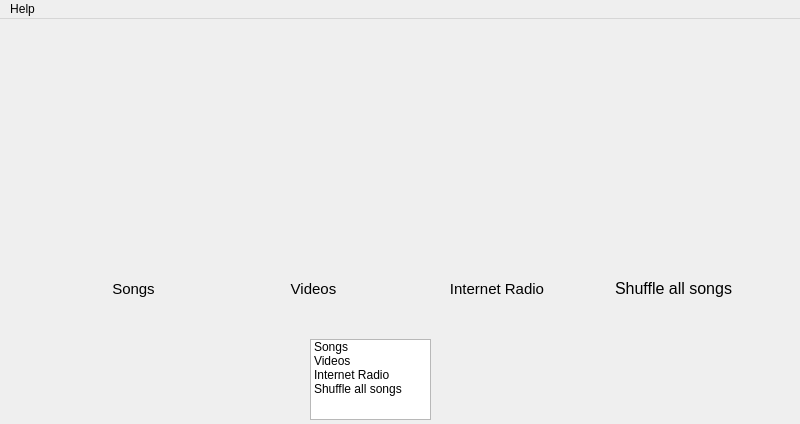
Before: the Qt Designer form mainwindow.ui in gidzzz/openmediaplayer, drawn with Qt 5.
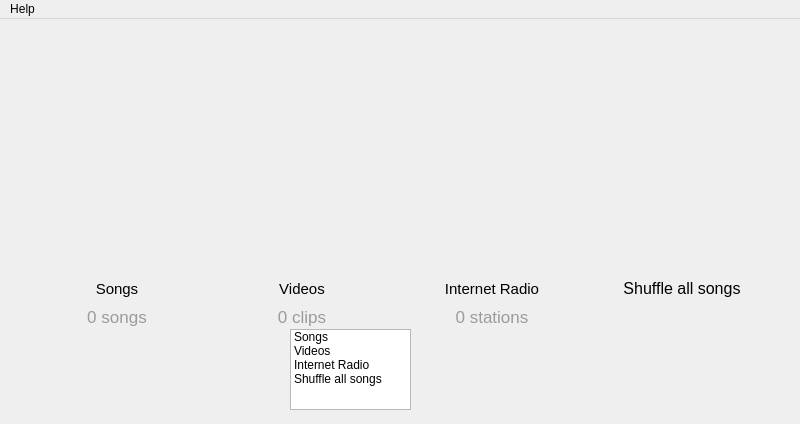
After: the same form once the commit is applied. Icons and pictures are not drawn.

Commit message: Added labels to show number of items to MainWindow, changed button pressed image.

What changed in the file:
```diff
--- a/mainwindow.ui
+++ b/mainwindow.ui
@@ -170,9 +170,9 @@
    <widget class="QLabel" name="songsButtonLabel">
     <property name="geometry">
      <rect>
-      <x>100</x>
+      <x>35</x>
       <y>260</y>
-      <width>67</width>
+      <width>164</width>
       <height>20</height>
      </rect>
     </property>
@@ -181,6 +181,9 @@
       <pointsize>13</pointsize>
      </font>
     </property>
+    <property name="styleSheet">
+     <string notr="true"/>
+    </property>
     <property name="text">
      <string>&lt;!DOCTYPE HTML PUBLIC &quot;-//W3C//DTD HTML 4.0//EN&quot; &quot;http://www.w3.org/TR/REC-html40/strict.dtd&quot;&gt;
 &lt;html&gt;&lt;head&gt;&lt;meta name=&quot;qrichtext&quot; content=&quot;1&quot; /&gt;&lt;style type=&quot;text/css&quot;&gt;
@@ -188,13 +191,16 @@
 &lt;/style&gt;&lt;/head&gt;&lt;body style=&quot; font-family:'Ubuntu'; font-size:11pt; font-weight:400; font-style:normal;&quot;&gt;
 &lt;p align=&quot;center&quot; style=&quot; margin-top:0px; margin-bottom:0px; margin-left:0px; margin-right:0px; -qt-block-indent:0; text-indent:0px;&quot;&gt;Songs&lt;/p&gt;&lt;/body&gt;&lt;/html&gt;</string>
     </property>
+    <property name="alignment">
+     <set>Qt::AlignCenter</set>
+    </property>
    </widget>
    <widget class="QLabel" name="videosButtonLabel">
     <property name="geometry">
      <rect>
-      <x>280</x>
+      <x>220</x>
       <y>260</y>
-      <width>67</width>
+      <width>164</width>
       <height>20</height>
      </rect>
     </property>
@@ -210,13 +216,16 @@
 &lt;/style&gt;&lt;/head&gt;&lt;body style=&quot; font-family:'Ubuntu'; font-size:11pt; font-weight:400; font-style:normal;&quot;&gt;
 &lt;p align=&quot;center&quot; style=&quot; margin-top:0px; margin-bottom:0px; margin-left:0px; margin-right:0px; -qt-block-indent:0; text-indent:0px;&quot;&gt;Videos&lt;/p&gt;&lt;/body&gt;&lt;/html&gt;</string>
     </property>
+    <property name="alignment">
+     <set>Qt::AlignCenter</set>
+    </property>
    </widget>
    <widget class="QLabel" name="radioButtonLabel">
     <property name="geometry">
      <rect>
-      <x>442</x>
+      <x>410</x>
       <y>260</y>
-      <width>110</width>
+      <width>164</width>
       <height>20</height>
      </rect>
     </property>
@@ -232,13 +241,16 @@
 &lt;/style&gt;&lt;/head&gt;&lt;body style=&quot; font-family:'Ubuntu'; font-size:11pt; font-weight:400; font-style:normal;&quot;&gt;
 &lt;p align=&quot;center&quot; style=&quot; margin-top:0px; margin-bottom:0px; margin-left:0px; margin-right:0px; -qt-block-indent:0; text-indent:0px;&quot;&gt;Internet Radio&lt;/p&gt;&lt;/body&gt;&lt;/html&gt;</string>
     </property>
+    <property name="alignment">
+     <set>Qt::AlignCenter</set>
+    </property>
    </widget>
    <widget class="QLabel" name="shuffleLabel">
     <property name="geometry">
      <rect>
-      <x>615</x>
+      <x>600</x>
       <y>260</y>
-      <width>120</width>
+      <width>164</width>
       <height>20</height>
      </rect>
     </property>
@@ -254,12 +266,15 @@
 &lt;/style&gt;&lt;/head&gt;&lt;body style=&quot; font-family:'Ubuntu'; font-size:13pt; font-weight:400; font-style:normal;&quot;&gt;
 &lt;p style=&quot; margin-top:0px; margin-bottom:0px; margin-left:0px; margin-right:0px; -qt-block-indent:0; text-indent:0px;&quot;&gt;&lt;span style=&quot; font-size:12pt;&quot;&gt;Shuffle all songs&lt;/span&gt;&lt;/p&gt;&lt;/body&gt;&lt;/html&gt;</string>
     </property>
+    <property name="alignment">
+     <set>Qt::AlignCenter</set>
+    </property>
    </widget>
    <widget class="QListWidget" name="listWidget">
     <property name="geometry">
      <rect>
-      <x>310</x>
-      <y>320</y>
+      <x>290</x>
+      <y>310</y>
       <width>121</width>
       <height>81</height>
      </rect>
@@ -328,6 +343,87 @@
      </property>
     </item>
    </widget>
+   <widget class="QLabel" name="songCountL">
+    <property name="geometry">
+     <rect>
+      <x>35</x>
+      <y>287</y>
+      <width>164</width>
+      <height>21</height>
+     </rect>
+    </property>
+    <property name="sizePolicy">
+     <sizepolicy hsizetype="Expanding" vsizetype="Preferred">
+      <horstretch>0</horstretch>
+      <verstretch>0</verstretch>
+     </sizepolicy>
+    </property>
+    <property name="font">
+     <font>
+      <pointsize>13</pointsize>
+     </font>
+    </property>
+    <property name="layoutDirection">
+     <enum>Qt::LeftToRight</enum>
+    </property>
+    <property name="styleSheet">
+     <string notr="true">color: rgb(156, 154, 156);</string>
+    </property>
+    <property name="text">
+     <string>0 songs</string>
+    </property>
+    <property name="alignment">
+     <set>Qt::AlignCenter</set>
+    </property>
+   </widget>
+   <widget class="QLabel" name="videoCountL">
+    <property name="geometry">
+     <rect>
+      <x>220</x>
+      <y>287</y>
+      <width>164</width>
+      <height>21</height>
+     </rect>
+    </property>
+    <property name="font">
+     <font>
+      <pointsize>13</pointsize>
+     </font>
+    </property>
+    <property name="styleSheet">
+     <string notr="true">color: rgb(156, 154, 156);</string>
+    </property>
+    <property name="text">
+     <string>0 clips</string>
+    </property>
+    <property name="alignment">
+     <set>Qt::AlignCenter</set>
+    </property>
+   </widget>
+   <widget class="QLabel" name="startionCountL">
+    <property name="geometry">
+     <rect>
+      <x>410</x>
+      <y>287</y>
+      <width>164</width>
+      <height>21</height>
+     </rect>
+    </property>
+    <property name="font">
+     <font>
+      <pointsize>13</pointsize>
+     </font>
+    </property>
+    <property name="styleSheet">
+     <string notr="true">color: rgb(156, 154, 156);</string>
+    </property>
+    <property name="text">
+     <string>0 stations</string>
+    </property>
+    <property name="alignment">
+     <set>Qt::AlignCenter</set>
+    </property>
+   </widget>
   </widget>
   <widget class="QMenuBar" name="menuBar">
    <property name="geometry">
```
The commit also changes 2 other files.
